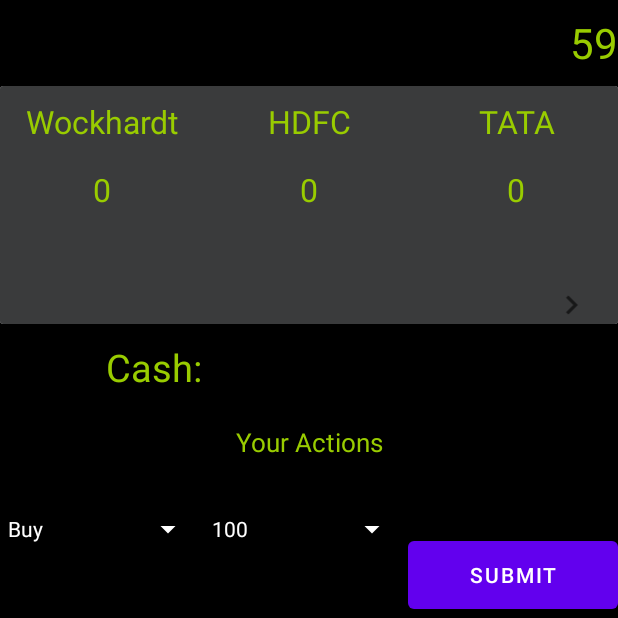
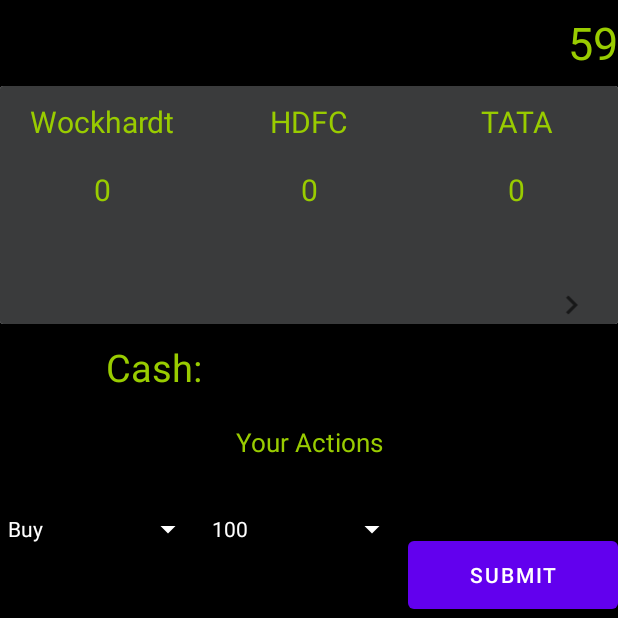
Before and after one commit to Aagam9833/StonksOrStinks-Android, an Android app: the GamePage screen opened directly, with no data from a screen before it, on a phone screen of 412 x 824 dp, the top half of it. Run offline under Robolectric (Android 15) with nearby library versions, the light colour scheme and no system bars; our stand-ins replace Firebase (no records; nobody signed in at launch, a user with empty details on screens opened directly); 16 statements that could not run were skipped.

Commit message:
Test Size Changes
Test size changes

```diff
--- a/app/src/main/res/layout/activity_game_page.xml
+++ b/app/src/main/res/layout/activity_game_page.xml
@@ -19,7 +19,7 @@
             android:layout_height="0dp"
             android:gravity="center_vertical"
             android:text=""
-            android:textSize="28sp"
+            android:textSize="30sp"
             android:textColor="@android:color/holo_green_light"
             app:layout_constraintHeight_default="percent"
             app:layout_constraintHeight_percent="1"
@@ -34,7 +34,7 @@
             android:layout_height="0dp"
             android:gravity="center_vertical|end"
             android:text=""
-            android:textSize="28sp"
+            android:textSize="30sp"
             android:textColor="@android:color/holo_green_light"
             app:layout_constraintHeight_default="percent"
             app:layout_constraintHeight_percent="1"
@@ -66,7 +66,7 @@
                     android:layout_height="0dp"
                     android:gravity="center"
                     android:text="@string/wockhardt"
-                    android:textSize="21sp"
+                    android:textSize="20sp"
                     android:textColor="@android:color/holo_green_light"
                     app:layout_constraintHeight_default="percent"
                     app:layout_constraintHeight_percent="0.3"
@@ -81,7 +81,7 @@
                     android:layout_height="0dp"
                     android:gravity="center"
                     android:text="@string/hdfc"
-                    android:textSize="21sp"
+                    android:textSize="20sp"
                     android:textColor="@android:color/holo_green_light"
                     app:layout_constraintHeight_default="percent"
                     app:layout_constraintHeight_percent="0.3"
@@ -96,7 +96,7 @@
                     android:layout_height="0dp"
                     android:gravity="center"
                     android:text="@string/tata"
-                    android:textSize="21sp"
+                    android:textSize="20sp"
                     android:textColor="@android:color/holo_green_light"
                     app:layout_constraintHeight_default="percent"
                     app:layout_constraintHeight_percent="0.3"
@@ -110,7 +110,7 @@
                     android:layout_width="0dp"
                     android:layout_height="0dp"
                     android:gravity="center"
-                    android:textSize="21sp"
+                    android:textSize="20sp"
                     android:textColor="@android:color/holo_green_light"
                     app:layout_constraintHeight_default="percent"
                     app:layout_constraintHeight_percent="0.27"
@@ -124,7 +124,7 @@
                     android:layout_width="0dp"
                     android:layout_height="0dp"
                     android:gravity="center"
-                    android:textSize="21sp"
+                    android:textSize="20sp"
                     android:textColor="@android:color/holo_green_light"
                     app:layout_constraintHeight_default="percent"
                     app:layout_constraintHeight_percent="0.27"
@@ -138,7 +138,7 @@
                     android:layout_width="0dp"
                     android:layout_height="0dp"
                     android:gravity="center"
-                    android:textSize="21sp"
+                    android:textSize="20sp"
                     android:textColor="@android:color/holo_green_light"
                     app:layout_constraintHeight_default="percent"
                     app:layout_constraintHeight_percent="0.27"
@@ -152,7 +152,7 @@
                     android:layout_width="0dp"
                     android:layout_height="0dp"
                     android:gravity="center"
-                    android:textSize="21sp"
+                    android:textSize="20sp"
                     android:textColor="@android:color/holo_green_light"
                     app:layout_constraintHeight_default="percent"
                     app:layout_constraintHeight_percent="0.27"
@@ -166,7 +166,7 @@
                     android:layout_width="0dp"
                     android:layout_height="0dp"
                     android:gravity="center"
-                    android:textSize="21sp"
+                    android:textSize="20sp"
                     android:textColor="@android:color/holo_green_light"
                     app:layout_constraintHeight_default="percent"
                     app:layout_constraintHeight_percent="0.27"
@@ -180,7 +180,7 @@
                     android:layout_width="0dp"
                     android:layout_height="0dp"
                     android:gravity="center"
-                    android:textSize="21sp"
+                    android:textSize="20sp"
                     android:textColor="@android:color/holo_green_light"
                     app:layout_constraintHeight_default="percent"
                     app:layout_constraintHeight_percent="0.27"
--- a/app/src/main/res/layout/activity_multiplayer_lobby.xml
+++ b/app/src/main/res/layout/activity_multiplayer_lobby.xml
@@ -13,6 +13,7 @@
         android:layout_width="wrap_content"
         android:layout_height="wrap_content"
         android:text="@string/join"
+        android:textSize="20sp"
         app:layout_constraintBottom_toBottomOf="parent"
         app:layout_constraintLeft_toLeftOf="parent"
         app:layout_constraintRight_toLeftOf="@id/create_game_button"
@@ -23,6 +24,7 @@
         android:layout_width="wrap_content"
         android:layout_height="wrap_content"
         android:text="@string/create"
+        android:textSize="20sp"
         app:layout_constraintBottom_toBottomOf="parent"
         app:layout_constraintLeft_toRightOf="@id/join_game_button"
         app:layout_constraintRight_toRightOf="parent"
```
